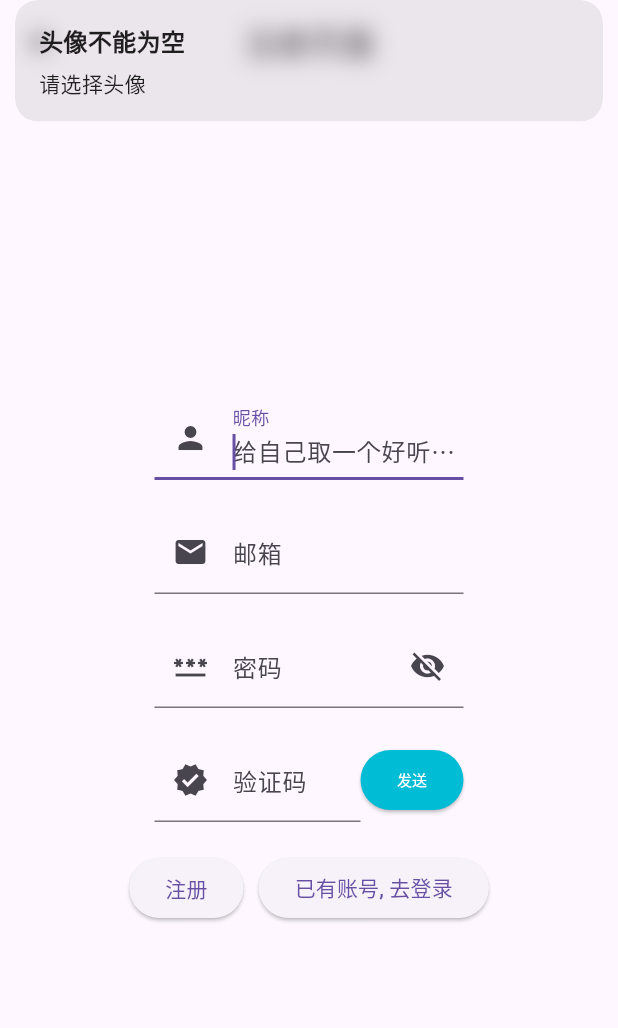
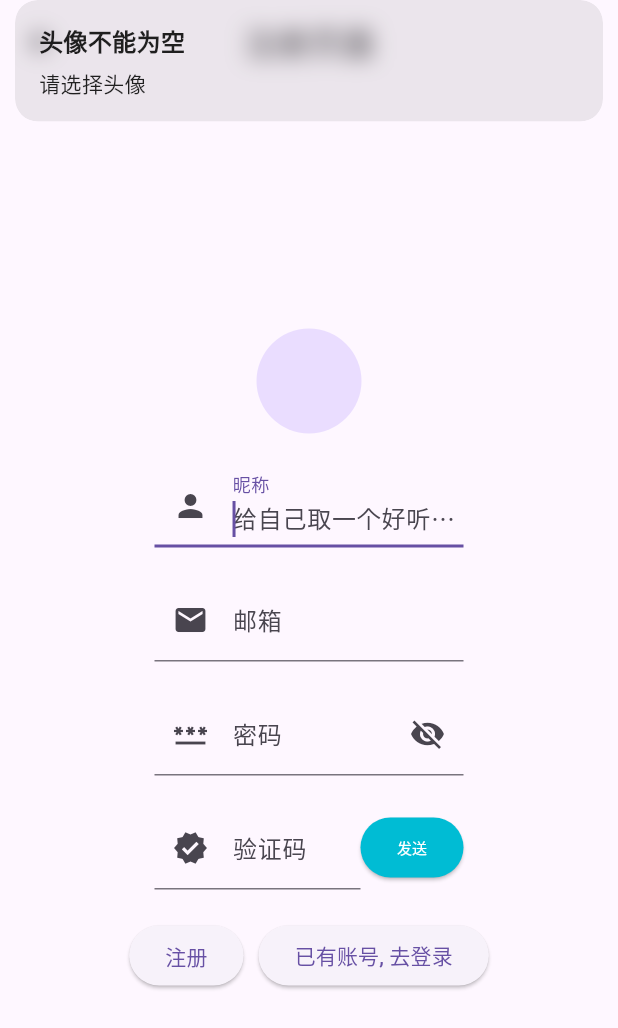
Before and after one commit to Guo-Chenxu/pot-chat, a Flutter app: the RegisterView screen opened by its route, after a tap on "注册", on a phone screen of 412 x 824 dp. Shown: the top 1028 px of the screen. Run offline on Flutter 3.47's test engine with Material 3 defaults, Android fonts, the phone set to English and light mode, and no system bars; our stand-ins replace dio, get, image_picker, logger; missing offline and left inert: sp_util.

Commit message:
feat: 完全完成注册

```diff
--- a/pot_chat_front/lib/config/global_config.dart
+++ b/pot_chat_front/lib/config/global_config.dart
@@ -1,4 +1,5 @@
 import 'package:get/get.dart';
+import 'package:image_picker/image_picker.dart';
 import 'package:logger/logger.dart';
 import 'package:sp_util/sp_util.dart';
 
@@ -8,6 +9,7 @@ class GlobalConfig {
   static Future init() async {
     _logger.i('开始全局初始化');
     await SpUtil.getInstance();
+    Get.put<ImagePicker>(ImagePicker());
     _logger.i('全局初始化结束');
   }
 }
--- /dev/null
+++ b/pot_chat_front/lib/pages/register/component/avatar_body.dart
@@ -0,0 +1,41 @@
+import 'package:flutter/material.dart';
+import 'package:get/get.dart';
+import 'package:pot_chat_front/pages/register/register_controller.dart';
+
+// 头像
+class AvatarBody extends GetView<RegisterController> {
+  AvatarBody({super.key});
+
+  RxString avatar = "".obs;
+
+  @override
+  Widget build(BuildContext context) {
+    return Row(
+      mainAxisAlignment: MainAxisAlignment.center,
+      crossAxisAlignment: CrossAxisAlignment.center,
+      children: [
+        Obx(
+          () => GestureDetector(
+            child: Container(
+              alignment: Alignment.center,
+              width: 70,
+              height: 70,
+              child: avatar.value.isNotEmpty
+                  ? CircleAvatar(
+                      radius: 50,
+                      backgroundImage: NetworkImage(avatar.value),
+                    )
+                  : const CircleAvatar(radius: 50),
+            ),
+            onTap: () {
+              controller.uploadAvatar().then((value) {
+                avatar.value = value;
+                controller.onAvatarChanged(value);
+              });
+            },
+          ),
+        ),
+      ],
+    );
+  }
+}
--- a/pot_chat_front/lib/pages/register/component/register_body.dart
+++ b/pot_chat_front/lib/pages/register/component/register_body.dart
@@ -1,5 +1,6 @@
 import 'package:flutter/material.dart';
 import 'package:get/get.dart';
+import 'package:pot_chat_front/pages/register/component/avatar_body.dart';
 import 'package:pot_chat_front/pages/register/component/email_body.dart';
 import 'package:pot_chat_front/pages/register/component/nickname_body.dart';
 import 'package:pot_chat_front/pages/register/component/password_body.dart';
@@ -22,7 +23,9 @@ class RegisterBody extends GetView<RegisterController> {
           mainAxisAlignment: MainAxisAlignment.center,
           crossAxisAlignment: CrossAxisAlignment.center,
           children: [
-            // todo 头像
+            // 头像
+            AvatarBody(),
+            const SizedBox(height: 20),
             // 昵称
             const NicknameBody(),
             const SizedBox(height: 20),
--- a/pot_chat_front/lib/pages/register/register_controller.dart
+++ b/pot_chat_front/lib/pages/register/register_controller.dart
@@ -1,4 +1,6 @@
 import 'package:get/get.dart';
+import 'package:image_picker/image_picker.dart';
+import 'package:logger/logger.dart';
 import 'package:pot_chat_front/constants/constants.dart';
 import 'package:pot_chat_front/http/http_code.dart';
 import 'package:pot_chat_front/models/common_resp.dart';
@@ -7,6 +9,8 @@ import 'package:pot_chat_front/service/user_service.dart';
 
 class RegisterController extends GetxController {
   final UserService _userService = Get.find<UserService>();
+  final Logger _logger = Logger();
+  final ImagePicker _picker = Get.find<ImagePicker>();
 
   final _isObscure = true.obs;
 
@@ -77,14 +81,35 @@ class RegisterController extends GetxController {
       return;
     }
 
-    // CommonResp? commonResp = await _userService.register(_username, _password);
-    // if (commonResp == null || commonResp.code != HttpCode.success) {
-    //   Get.snackbar('出现错误', commonResp?.message ?? Constants.defaultError);
-    //   return;
-    // }
+    CommonResp? commonResp = await _userService.register(
+        email: _email,
+        nickname: _nickname,
+        password: _password,
+        avatar: _avatar,
+        verifyCode: _verifyCode);
+    if (commonResp == null || commonResp.code != HttpCode.success) {
+      Get.snackbar('出现错误', commonResp?.message ?? Constants.defaultError);
+      return;
+    }
 
     Get.snackbar('注册成功', '快去登录吧');
-    const String route = AppRoutes.login;
+    const String route = AppRoutes.home;
     Get.toNamed(route);
   }
+
+  Future<String> uploadAvatar() async {
+    final pickedFile = await _picker.pickImage(source: ImageSource.gallery);
+    if (pickedFile == null) {
+      return '';
+    }
+
+    final fileBytes = await pickedFile.readAsBytes();
+    CommonResp? commonResp = await _userService.uploadAvatar(fileBytes);
+    if (commonResp == null || commonResp.code != HttpCode.success) {
+      Get.snackbar('出现错误', commonResp?.message ?? Constants.defaultError);
+      return '';
+    }
+
+    return commonResp.message!;
+  }
 }
--- a/pot_chat_front/pubspec.yaml
+++ b/pot_chat_front/pubspec.yaml
@@ -47,6 +47,7 @@ dependencies:
   logger:
   sp_util:
   intl:
+  image_picker:
 
 
   # The following adds the Cupertino Icons font to your application.
```
Also changed, not shown: pot_chat_front/lib/models/register.dart (added, +28 -0 lines), pot_chat_front/lib/service/user_service.dart (+25 -4 lines), pot_chat_front/pubspec.lock, 9 other files.
